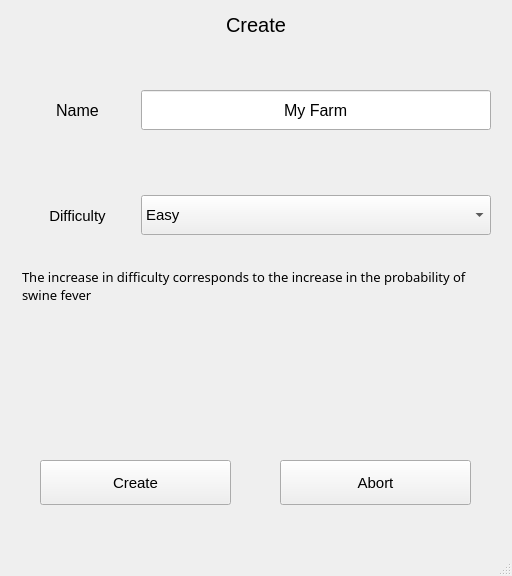
Old version of the form CreateWindow.ui in the repository 1ncrd/Farm.
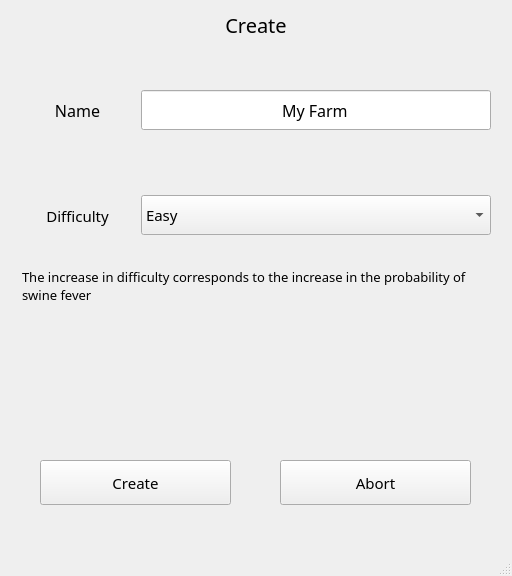
New version of the form. Custom widgets are drawn as their Qt base class.

Diff of the .ui file:
```diff
--- a/CreateWindow.ui
+++ b/CreateWindow.ui
@@ -10,6 +10,11 @@
     <height>576</height>
    </rect>
   </property>
+  <property name="font">
+   <font>
+    <family>Minecraft</family>
+   </font>
+  </property>
   <property name="windowTitle">
    <string>MainWindow</string>
   </property>
@@ -25,6 +30,7 @@
     </property>
     <property name="font">
      <font>
+      <family>Minecraft</family>
       <pointsize>15</pointsize>
      </font>
     </property>
@@ -61,6 +67,7 @@
        </property>
        <property name="font">
         <font>
+         <family>Minecraft</family>
          <pointsize>12</pointsize>
         </font>
        </property>
@@ -91,6 +98,7 @@
        </property>
        <property name="font">
         <font>
+         <family>Minecraft</family>
          <pointsize>12</pointsize>
         </font>
        </property>
@@ -124,6 +132,7 @@
        </property>
        <property name="font">
         <font>
+         <family>Minecraft</family>
          <pointsize>11</pointsize>
         </font>
        </property>
@@ -193,6 +202,7 @@
     </property>
     <property name="font">
      <font>
+      <family>Minecraft</family>
       <pointsize>11</pointsize>
      </font>
     </property>
@@ -211,6 +221,7 @@
     </property>
     <property name="font">
      <font>
+      <family>Minecraft</family>
       <pointsize>11</pointsize>
      </font>
     </property>
```
